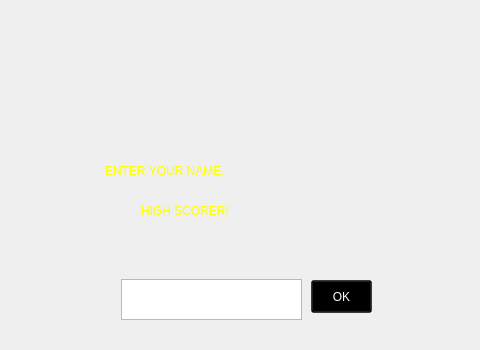
First picture: the form in src/gameover.ui, repository angelortizv/pacman, before the edit; both pictures show x 159 to 639 and y 0 to 350 of the 800 by 600 pixel window.
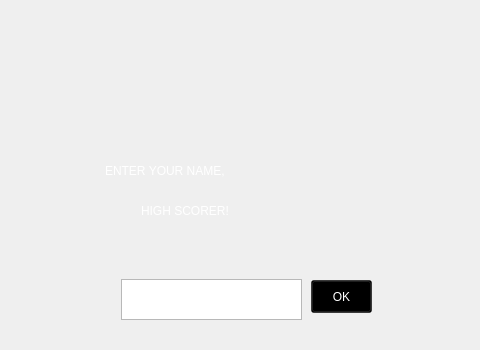
Second picture: the form after the edit. Icons and pictures are not drawn.

Commit message: [UPDATE] Game Font changed to pixel art

What changed in the file:
```diff
--- a/src/gameover.ui
+++ b/src/gameover.ui
@@ -59,8 +59,7 @@
     </rect>
    </property>
    <property name="styleSheet">
-    <string notr="true">font: 75 23pt &quot;Capture it&quot;;
-color: rgb(255, 255, 0);</string>
+    <string notr="true">color: rgb(255, 255, 255);</string>
    </property>
    <property name="text">
     <string>ENTER YOUR NAME,</string>
@@ -76,8 +75,7 @@
     </rect>
    </property>
    <property name="styleSheet">
-    <string notr="true">font: 75 23pt &quot;Capture it&quot;;
-color: rgb(255, 255, 0);</string>
+    <string notr="true">color: rgb(255, 255, 255);</string>
    </property>
    <property name="text">
     <string>HIGH SCORER!</string>
```
Left out of the diff: 6 changed lines with no effect on the pictures. The commit also changes 15 other files.
